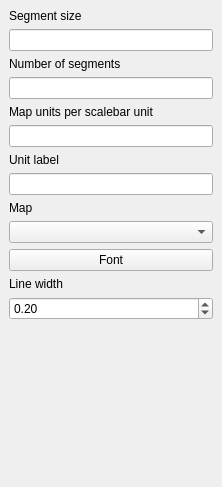
Qt form branches/raster_transparency_branch/src/ui/qgscomposerscalebarbase.ui (stopa85/Quantum-GIS) before a commit.
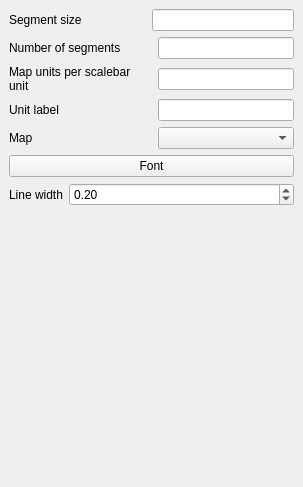
The same form after that commit.

```diff
--- a/branches/raster_transparency_branch/src/ui/qgscomposerscalebarbase.ui
+++ b/branches/raster_transparency_branch/src/ui/qgscomposerscalebarbase.ui
@@ -8,7 +8,7 @@
    <rect>
     <x>0</x>
     <y>0</y>
-    <width>222</width>
+    <width>303</width>
     <height>487</height>
    </rect>
   </property>
@@ -23,17 +23,28 @@
   <property name="windowTitle" >
    <string>Barscale Options</string>
   </property>
-  <layout class="QVBoxLayout" >
+  <layout class="QGridLayout" >
    <property name="margin" >
     <number>9</number>
    </property>
    <property name="spacing" >
     <number>6</number>
    </property>
+   <item row="2" column="0" >
+    <layout class="QHBoxLayout" >
+     <property name="margin" >
+      <number>0</number>
+     </property>
+     <property name="spacing" >
+      <number>6</number>
+     </property>
    <item>
-    <widget class="QLabel" name="textLabel1_3" >
+      <widget class="QLabel" name="textLabel1_4" >
      <property name="text" >
-      <string>Segment size</string>
+        <string>Line width</string>
+       </property>
+       <property name="wordWrap" >
+        <bool>true</bool>
      </property>
      <property name="buddy" >
       <cstring>mSegmentLengthLineEdit</cstring>
@@ -41,48 +52,71 @@
     </widget>
    </item>
    <item>
+      <widget class="QDoubleSpinBox" name="mLineWidthSpinBox" >
+       <property name="sizePolicy" >
+        <sizepolicy>
+         <hsizetype>7</hsizetype>
+         <vsizetype>0</vsizetype>
+         <horstretch>0</horstretch>
+         <verstretch>0</verstretch>
+        </sizepolicy>
+       </property>
+       <property name="minimum" >
+        <double>0.010000000000000</double>
+       </property>
+       <property name="singleStep" >
+        <double>0.100000000000000</double>
+       </property>
+       <property name="value" >
+        <double>0.200000000000000</double>
+       </property>
+      </widget>
+     </item>
+    </layout>
+   </item>
+   <item row="0" column="0" >
+    <layout class="QGridLayout" >
+     <property name="margin" >
+      <number>0</number>
+     </property>
+     <property name="spacing" >
+      <number>6</number>
+     </property>
+     <item row="0" column="1" colspan="2" >
     <widget class="QLineEdit" name="mSegmentLengthLineEdit" />
    </item>
-   <item>
-    <widget class="QLabel" name="textLabel2" >
-     <property name="text" >
-      <string>Number of segments</string>
-     </property>
-     <property name="buddy" >
-      <cstring>mNumSegmentsLineEdit</cstring>
-     </property>
-    </widget>
-   </item>
-   <item>
-    <widget class="QLineEdit" name="mNumSegmentsLineEdit" />
-   </item>
-   <item>
-    <widget class="QLabel" name="textLabel2_2" >
-     <property name="text" >
-      <string>Map units per scalebar unit</string>
-     </property>
-     <property name="buddy" >
-      <cstring>mMapUnitsPerUnitLineEdit</cstring>
-     </property>
-    </widget>
-   </item>
-   <item>
-    <widget class="QLineEdit" name="mMapUnitsPerUnitLineEdit" />
-   </item>
-   <item>
+     <item row="3" column="0" >
     <widget class="QLabel" name="textLabel1_2" >
      <property name="text" >
       <string>Unit label</string>
      </property>
+       <property name="wordWrap" >
+        <bool>true</bool>
+       </property>
      <property name="buddy" >
       <cstring>mUnitLabelLineEdit</cstring>
      </property>
     </widget>
    </item>
-   <item>
+     <item row="3" column="2" >
     <widget class="QLineEdit" name="mUnitLabelLineEdit" />
    </item>
-   <item>
+     <item row="4" column="2" >
+      <widget class="QComboBox" name="mMapComboBox" >
+       <property name="enabled" >
+        <bool>true</bool>
+       </property>
+       <property name="sizePolicy" >
+        <sizepolicy>
+         <hsizetype>7</hsizetype>
+         <vsizetype>0</vsizetype>
+         <horstretch>0</horstretch>
+         <verstretch>0</verstretch>
+        </sizepolicy>
+       </property>
+      </widget>
+     </item>
+     <item row="4" column="0" >
     <widget class="QLabel" name="textLabel1" >
      <property name="sizePolicy" >
       <sizepolicy>
@@ -95,27 +129,62 @@
      <property name="text" >
       <string>Map</string>
      </property>
+       <property name="wordWrap" >
+        <bool>true</bool>
+       </property>
      <property name="buddy" >
       <cstring>mMapComboBox</cstring>
      </property>
     </widget>
    </item>
-   <item>
-    <widget class="QComboBox" name="mMapComboBox" >
-     <property name="enabled" >
+     <item row="0" column="0" >
+      <widget class="QLabel" name="textLabel1_3" >
+       <property name="text" >
+        <string>Segment size</string>
+       </property>
+       <property name="wordWrap" >
       <bool>true</bool>
      </property>
-     <property name="sizePolicy" >
-      <sizepolicy>
-       <hsizetype>5</hsizetype>
-       <vsizetype>0</vsizetype>
-       <horstretch>0</horstretch>
-       <verstretch>0</verstretch>
-      </sizepolicy>
+       <property name="buddy" >
+        <cstring>mSegmentLengthLineEdit</cstring>
      </property>
     </widget>
    </item>
-   <item>
+     <item row="1" column="2" >
+      <widget class="QLineEdit" name="mNumSegmentsLineEdit" />
+     </item>
+     <item row="2" column="2" >
+      <widget class="QLineEdit" name="mMapUnitsPerUnitLineEdit" />
+     </item>
+     <item row="2" column="0" colspan="2" >
+      <widget class="QLabel" name="textLabel2_2" >
+       <property name="text" >
+        <string>Map units per scalebar unit</string>
+       </property>
+       <property name="wordWrap" >
+        <bool>true</bool>
+       </property>
+       <property name="buddy" >
+        <cstring>mMapUnitsPerUnitLineEdit</cstring>
+       </property>
+      </widget>
+     </item>
+     <item row="1" column="0" colspan="2" >
+      <widget class="QLabel" name="textLabel2" >
+       <property name="text" >
+        <string>Number of segments</string>
+       </property>
+       <property name="wordWrap" >
+        <bool>true</bool>
+       </property>
+       <property name="buddy" >
+        <cstring>mNumSegmentsLineEdit</cstring>
+       </property>
+      </widget>
+     </item>
+    </layout>
+   </item>
+   <item row="1" column="0" >
     <widget class="QPushButton" name="mFontButton" >
      <property name="sizePolicy" >
       <sizepolicy>
@@ -130,38 +199,7 @@
      </property>
     </widget>
    </item>
-   <item>
-    <widget class="QLabel" name="textLabel1_4" >
-     <property name="text" >
-      <string>Line width</string>
-     </property>
-     <property name="buddy" >
-      <cstring>mLineWidthSpinBox</cstring>
-     </property>
-    </widget>
-   </item>
-   <item>
-    <widget class="QDoubleSpinBox" name="mLineWidthSpinBox" >
-     <property name="sizePolicy" >
-      <sizepolicy>
-       <hsizetype>7</hsizetype>
-       <vsizetype>0</vsizetype>
-       <horstretch>0</horstretch>
-       <verstretch>0</verstretch>
-      </sizepolicy>
-     </property>
-     <property name="minimum" >
-      <double>0.01</double>
-     </property>
-     <property name="singleStep" >
-      <double>0.1</double>
-     </property>
-     <property name="value" >
-      <double>0.2</double>
-     </property>
-    </widget>
-   </item>
-   <item>
+   <item row="3" column="0" >
     <spacer>
      <property name="orientation" >
       <enum>Qt::Vertical</enum>
@@ -171,8 +209,8 @@
      </property>
      <property name="sizeHint" >
       <size>
-       <width>26</width>
-       <height>35</height>
+       <width>204</width>
+       <height>231</height>
       </size>
      </property>
     </spacer>
```
Left out of the diff: 5 changed lines with no effect on the pictures. Lines whose indentation alone changed are shown as unchanged.
